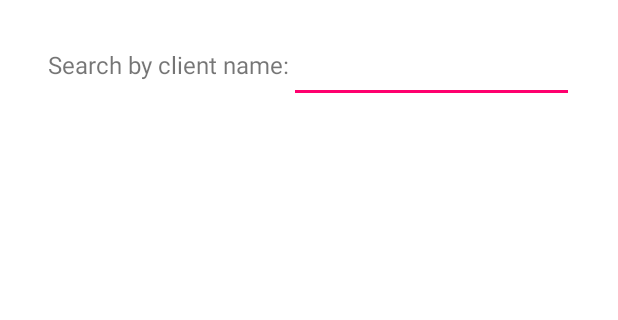
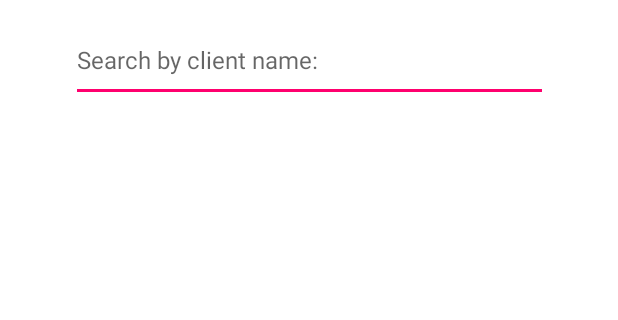
Before and after one commit to cassieg272/Pro-Q, an Android app: the layout activity_search.xml on its own in the app's theme, with its tools: preview values and no code run, on a phone screen of 412 x 824 dp, the part 81-401 px from its top. Run offline under Robolectric (Android 15) with nearby library versions, the phone set to English and light mode, and no system bars; Roboto replaces fonts that are not available here.

Commit message:
remove textview, added hint for AutoCompleteTextView, added RecyclerView

```diff
--- a/app/build.gradle
+++ b/app/build.gradle
@@ -33,6 +33,7 @@ dependencies {
 
     implementation 'androidx.appcompat:appcompat:1.6.0'
     implementation 'com.google.android.material:material:1.8.0'
+    implementation 'com.firebaseui:firebase-ui-database:8.0.2'
     implementation 'androidx.constraintlayout:constraintlayout:2.1.4'
     implementation 'com.google.firebase:firebase-firestore:24.4.2'
     implementation 'com.google.firebase:firebase-database:20.1.0'
--- a/app/src/main/java/com/example/pro_q/LoginActivity.java
+++ b/app/src/main/java/com/example/pro_q/LoginActivity.java
@@ -22,7 +22,7 @@ public class LoginActivity extends AppCompatActivity {
         loginButton.setOnClickListener(new View.OnClickListener() {
             @Override
             public void onClick(View view) {
-                startActivity(new Intent(LoginActivity.this,ContactMainActivity.class ));
+                startActivity(new Intent(LoginActivity.this,Search.class ));
             }
         });
     }
--- /dev/null
+++ b/app/src/main/java/com/example/pro_q/Search.java
@@ -0,0 +1,21 @@
+package com.example.pro_q;
+
+import androidx.appcompat.app.AppCompatActivity;
+import androidx.recyclerview.widget.RecyclerView;
+
+import android.os.Bundle;
+import android.widget.AutoCompleteTextView;
+import android.widget.TextView;
+
+public class Search extends AppCompatActivity {
+
+    private AutoCompleteTextView searchBar;
+    private RecyclerView resultList;
+    @Override
+    protected void onCreate(Bundle savedInstanceState) {
+        super.onCreate(savedInstanceState);
+        setContentView(R.layout.activity_search);
+        searchBar = findViewById(R.id.searchBar);
+        resultList = findViewById(R.id.resultList);
+    }
+}
--- a/app/src/main/java/com/example/pro_q/search.java
+++ /dev/null
@@ -1,14 +0,0 @@
-package com.example.pro_q;
-
-import androidx.appcompat.app.AppCompatActivity;
-
-import android.os.Bundle;
-
-public class search extends AppCompatActivity {
-
-    @Override
-    protected void onCreate(Bundle savedInstanceState) {
-        super.onCreate(savedInstanceState);
-        setContentView(R.layout.activity_search);
-    }
-}
--- a/app/src/main/res/layout/activity_search.xml
+++ b/app/src/main/res/layout/activity_search.xml
@@ -4,7 +4,7 @@
     xmlns:tools="http://schemas.android.com/tools"
     android:layout_width="match_parent"
     android:layout_height="match_parent"
-    tools:context=".search">
+    tools:context=".Search">
 
     <ImageView
         android:id="@+id/logo"
@@ -18,28 +18,27 @@
         app:layout_constraintTop_toTopOf="parent"
         app:srcCompat="@drawable/logo_cropped" />
 
-    <TextView
-        android:id="@+id/searchPrompt"
-        android:layout_width="wrap_content"
-        android:layout_height="wrap_content"
-        android:layout_marginStart="32dp"
-        android:layout_marginTop="32dp"
-        android:text="@string/searchPrompt"
+    <AutoCompleteTextView
+        android:id="@+id/searchBar"
+        android:layout_width="318dp"
+        android:layout_height="56dp"
+        android:layout_marginLeft="50dp"
+        android:layout_marginTop="12dp"
+        android:layout_marginRight="50dp"
+        android:hint="@string/searchPrompt"
         android:textSize="16sp"
+        app:layout_constraintEnd_toEndOf="parent"
+        app:layout_constraintHorizontal_bias="0.494"
         app:layout_constraintStart_toStartOf="parent"
         app:layout_constraintTop_toBottomOf="@+id/logo" />
 
-    <AutoCompleteTextView
-        android:id="@+id/searchBar"
-        android:layout_width="190dp"
-        android:layout_height="48dp"
-        android:textSize="16sp"
-        app:layout_constraintBottom_toBottomOf="@+id/searchPrompt"
+    <androidx.recyclerview.widget.RecyclerView
+        android:id="@+id/resultList"
+        android:layout_width="409dp"
+        android:layout_height="607dp"
         app:layout_constraintEnd_toEndOf="parent"
-        app:layout_constraintHorizontal_bias="0.0"
-        app:layout_constraintStart_toEndOf="@+id/searchPrompt"
-        app:layout_constraintTop_toTopOf="@+id/searchPrompt"
-        app:layout_constraintVertical_bias="0.461" />
+        app:layout_constraintStart_toStartOf="parent"
+        app:layout_constraintTop_toBottomOf="@+id/searchBar" />
 
 
 </androidx.constraintlayout.widget.ConstraintLayout>
--- a/app/src/main/res/values/strings.xml
+++ b/app/src/main/res/values/strings.xml
@@ -20,5 +20,5 @@
     <string name="loginbutton">Login</string>
     <string name="logoDescription">Pro-Q Logo</string>
     <string name="searchPrompt">Search by client name:</string>
-    <string name="hintSearchBar">Client Name</string>
+    <string name="search_bar">Search Bar</string>
 </resources>
```
